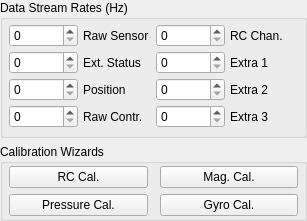
The window that src/ui/QGCSensorSettingsWidget.ui (mpaperno/qgroundcontrol_aq) describes before a commit, drawn with Qt 5.
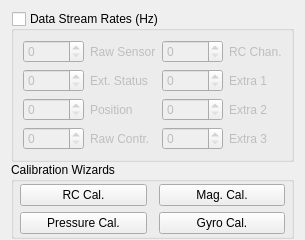
The same window after the commit.

Commit message: Move refresh rate settings widget to mavlink inspector window; Make refresh rate settings collapsible;

The edit to the form file:
```diff
--- a/src/ui/QGCSensorSettingsWidget.ui
+++ b/src/ui/QGCSensorSettingsWidget.ui
@@ -6,18 +6,166 @@
    <rect>
     <x>0</x>
     <y>0</y>
-    <width>307</width>
-    <height>221</height>
+    <width>270</width>
+    <height>226</height>
    </rect>
   </property>
   <property name="windowTitle">
    <string>Form</string>
   </property>
-  <layout class="QGridLayout" name="gridLayout_4" rowstretch="10,0">
-   <property name="margin">
+  <layout class="QVBoxLayout" name="verticalLayout_2">
+   <property name="spacing">
     <number>0</number>
    </property>
-   <item row="1" column="0">
+   <property name="topMargin">
+    <number>11</number>
+   </property>
+   <property name="bottomMargin">
+    <number>1</number>
+   </property>
+   <item>
+    <widget class="QGroupBox" name="groupBox">
+     <property name="title">
+      <string>Data Stream Rates (Hz)</string>
+     </property>
+     <property name="flat">
+      <bool>true</bool>
+     </property>
+     <property name="checkable">
+      <bool>true</bool>
+     </property>
+     <property name="checked">
+      <bool>false</bool>
+     </property>
+     <layout class="QVBoxLayout" name="verticalLayout">
+      <property name="spacing">
+       <number>0</number>
+      </property>
+      <property name="margin">
+       <number>0</number>
+      </property>
+      <item>
+       <widget class="QWidget" name="widget_rates" native="true">
+        <layout class="QGridLayout" name="gridLayout_2">
+         <item row="0" column="0">
+          <widget class="QSpinBox" name="spinBox_rawSensor">
+           <property name="maximum">
+            <number>10000</number>
+           </property>
+          </widget>
+         </item>
+         <item row="0" column="1">
+          <widget class="QLabel" name="label">
+           <property name="text">
+            <string>Raw Sensor</string>
+           </property>
+          </widget>
+         </item>
+         <item row="0" column="2">
+          <widget class="QSpinBox" name="spinBox_rc">
+           <property name="maximum">
+            <number>10000</number>
+           </property>
+          </widget>
+         </item>
+         <item row="0" column="3">
+          <widget class="QLabel" name="label_5">
+           <property name="text">
+            <string>RC Chan.</string>
+           </property>
+          </widget>
+         </item>
+         <item row="1" column="0">
+          <widget class="QSpinBox" name="spinBox_extended">
+           <property name="maximum">
+            <number>10000</number>
+           </property>
+          </widget>
+         </item>
+         <item row="1" column="1">
+          <widget class="QLabel" name="label_2">
+           <property name="text">
+            <string>Ext. Status</string>
+           </property>
+          </widget>
+         </item>
+         <item row="1" column="2">
+          <widget class="QSpinBox" name="spinBox_extra1">
+           <property name="maximum">
+            <number>10000</number>
+           </property>
+          </widget>
+         </item>
+         <item row="1" column="3">
+          <widget class="QLabel" name="label_6">
+           <property name="text">
+            <string>Extra 1</string>
+           </property>
+          </widget>
+         </item>
+         <item row="2" column="0">
+          <widget class="QSpinBox" name="spinBox_position">
+           <property name="maximum">
+            <number>10000</number>
+           </property>
+          </widget>
+         </item>
+         <item row="2" column="1">
+          <widget class="QLabel" name="label_3">
+           <property name="text">
+            <string>Position</string>
+           </property>
+          </widget>
+         </item>
+         <item row="2" column="2">
+          <widget class="QSpinBox" name="spinBox_extra2">
+           <property name="maximum">
+            <number>10000</number>
+           </property>
+          </widget>
+         </item>
+         <item row="2" column="3">
+          <widget class="QLabel" name="label_7">
+           <property name="text">
+            <string>Extra 2</string>
+           </property>
+          </widget>
+         </item>
+         <item row="3" column="0">
+          <widget class="QSpinBox" name="spinBox_controller">
+           <property name="maximum">
+            <number>10000</number>
+           </property>
+          </widget>
+         </item>
+         <item row="3" column="1">
+          <widget class="QLabel" name="label_4">
+           <property name="text">
+            <string>Raw Contr.</string>
+           </property>
+          </widget>
+         </item>
+         <item row="3" column="2">
+          <widget class="QSpinBox" name="spinBox_extra3">
+           <property name="maximum">
+            <number>10000</number>
+           </property>
+          </widget>
+         </item>
+         <item row="3" column="3">
+          <widget class="QLabel" name="label_8">
+           <property name="text">
+            <string>Extra 3</string>
+           </property>
+          </widget>
+         </item>
+        </layout>
+       </widget>
+      </item>
+     </layout>
+    </widget>
+   </item>
+   <item>
     <widget class="QGroupBox" name="groupBox_3">
      <property name="title">
       <string>Calibration Wizards</string>
@@ -72,145 +220,6 @@
      </layout>
     </widget>
    </item>
-   <item row="0" column="0">
-    <widget class="QGroupBox" name="groupBox">
-     <property name="title">
-      <string>Data Stream Rates (Hz)</string>
-     </property>
-     <layout class="QGridLayout" name="gridLayout_2">
-      <property name="leftMargin">
-       <number>6</number>
-      </property>
-      <property name="topMargin">
-       <number>2</number>
-      </property>
-      <property name="rightMargin">
-       <number>6</number>
-      </property>
-      <property name="bottomMargin">
-       <number>2</number>
-      </property>
-      <property name="horizontalSpacing">
-       <number>5</number>
-      </property>
-      <property name="verticalSpacing">
-       <number>2</number>
-      </property>
-      <item row="0" column="0">
-       <widget class="QSpinBox" name="spinBox_rawSensor">
-        <property name="maximum">
-         <number>10000</number>
-        </property>
-       </widget>
-      </item>
-      <item row="0" column="1">
-       <widget class="QLabel" name="label">
-        <property name="text">
-         <string>Raw Sensor</string>
-        </property>
-       </widget>
-      </item>
-      <item row="1" column="0">
-       <widget class="QSpinBox" name="spinBox_extended">
-        <property name="maximum">
-         <number>10000</number>
-        </property>
-       </widget>
-      </item>
-      <item row="4" column="0">
-       <widget class="QSpinBox" name="spinBox_position">
-        <property name="maximum">
-         <number>10000</number>
-        </property>
-       </widget>
-      </item>
-      <item row="5" column="0">
-       <widget class="QSpinBox" name="spinBox_controller">
-        <property name="maximum">
-         <number>10000</number>
-        </property>
-       </widget>
-      </item>
-      <item row="1" column="1">
-       <widget class="QLabel" name="label_2">
-        <property name="text">
-         <string>Ext. Status</string>
-        </property>
-       </widget>
-      </item>
-      <item row="4" column="1">
-       <widget class="QLabel" name="label_3">
-        <property name="text">
-         <string>Position</string>
-        </property>
-       </widget>
-      </item>
-      <item row="5" column="1">
-       <widget class="QLabel" name="label_4">
-        <property name="text">
-         <string>Raw Contr.</string>
-        </property>
-       </widget>
-      </item>
-      <item row="0" column="2">
-       <widget class="QSpinBox" name="spinBox_rc">
-        <property name="maximum">
-         <number>10000</number>
-        </property>
-       </widget>
-      </item>
-      <item row="1" column="2">
-       <widget class="QSpinBox" name="spinBox_extra1">
-        <property name="maximum">
-         <number>10000</number>
-        </property>
-       </widget>
-      </item>
-      <item row="4" column="2">
-       <widget class="QSpinBox" name="spinBox_extra2">
-        <property name="maximum">
-         <number>10000</number>
-        </property>
-       </widget>
-      </item>
-      <item row="5" column="2">
-       <widget class="QSpinBox" name="spinBox_extra3">
-        <property name="maximum">
-         <number>10000</number>
-        </property>
-       </widget>
-      </item>
-      <item row="0" column="3">
-       <widget class="QLabel" name="label_5">
-        <property name="text">
-         <string>RC Chan.</string>
-        </property>
-       </widget>
-      </item>
-      <item row="1" column="3">
-       <widget class="QLabel" name="label_6">
-        <property name="text">
-         <string>Extra 1</string>
-        </property>
-       </widget>
-      </item>
-      <item row="4" column="3">
-       <widget class="QLabel" name="label_7">
-        <property name="text">
-         <string>Extra 2</string>
-        </property>
-       </widget>
-      </item>
-      <item row="5" column="3">
-       <widget class="QLabel" name="label_8">
-        <property name="text">
-         <string>Extra 3</string>
-        </property>
-       </widget>
-      </item>
-     </layout>
-    </widget>
-   </item>
   </layout>
  </widget>
  <resources/>
```
The commit also changes 5 other files.
